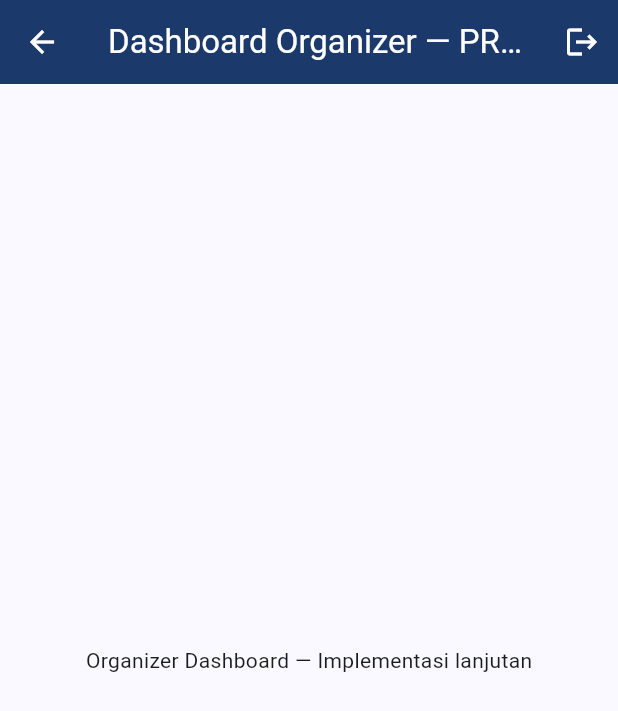
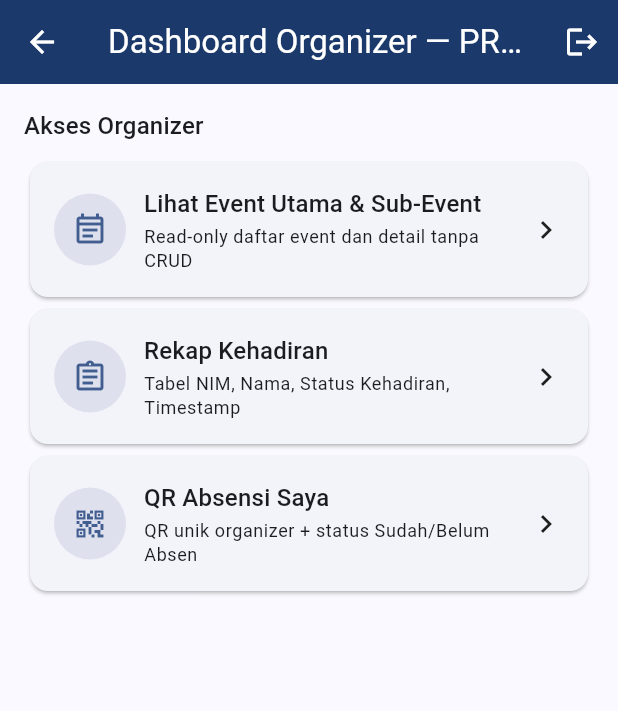
Before and after one commit to Arumannn/b5_proyek_4, a Flutter app: the OrganizerDashboard screen opened directly, on a phone screen of 412 x 824 dp. Shown: the top 711 px of the screen. Run offline on Flutter 3.47's test engine with Material 3 defaults, Android fonts, the phone set to English and light mode, and no system bars; our stand-ins replace connectivity_plus, dio, firebase_core, flutter_dotenv, hive, hive_flutter and 1 more; missing offline and left inert: mobile_scanner, mongo_dart; accounts and stored records are empty; network calls fail.

Commit message:
Feat : RBAC Organizer Features

```diff
--- a/lib/features/dashboard/organizer_dashboard.dart
+++ b/lib/features/dashboard/organizer_dashboard.dart
@@ -1,9 +1,57 @@
 import 'package:flutter/material.dart';
 import '../auth/auth_controller.dart';
+import '../organizer/organizer_attendance_recap_view.dart';
+import '../organizer/organizer_event_overview_view.dart';
+import '../organizer/organizer_qr_view.dart';
 
-/// Dashboard Organizer — placeholder.
+/// Dashboard Organizer dengan akses read-only event/rekap
+/// dan QR pribadi untuk absensi sebagai peserta.
 class OrganizerDashboard extends StatelessWidget {
   const OrganizerDashboard({super.key});
+
+  Widget _buildMenuCard({
+    required BuildContext context,
+    required IconData icon,
+    required String title,
+    required String subtitle,
+    required VoidCallback onTap,
+  }) {
+    return Card(
+      child: InkWell(
+        borderRadius: BorderRadius.circular(12),
+        onTap: onTap,
+        child: Padding(
+          padding: const EdgeInsets.all(16),
+          child: Row(
+            children: [
+              CircleAvatar(
+                radius: 24,
+                backgroundColor: Theme.of(
+                  context,
+                ).colorScheme.primary.withValues(alpha: 0.12),
+                child: Icon(icon, color: Theme.of(context).colorScheme.primary),
+              ),
+              const SizedBox(width: 12),
+              Expanded(
+                child: Column(
+                  crossAxisAlignment: CrossAxisAlignment.start,
+                  children: [
+                    Text(title, style: Theme.of(context).textTheme.titleMedium),
+                    const SizedBox(height: 2),
+                    Text(
+                      subtitle,
+                      style: Theme.of(context).textTheme.bodySmall,
+                    ),
+                  ],
+                ),
+              ),
+              const Icon(Icons.chevron_right),
+            ],
+          ),
+        ),
+      ),
+    );
+  }
 
   Future<void> _confirmAndLogout(BuildContext context) async {
     final confirmed = await showDialog<bool>(
@@ -45,8 +93,60 @@ class OrganizerDashboard extends StatelessWidget {
           ),
         ],
       ),
-      body: const Center(
-        child: Text('Organizer Dashboard — Implementasi lanjutan'),
+      body: Padding(
+        padding: const EdgeInsets.all(16),
+        child: Column(
+          crossAxisAlignment: CrossAxisAlignment.start,
+          children: [
+            Text(
+              'Akses Organizer',
+              style: Theme.of(context).textTheme.titleMedium,
+            ),
+            const SizedBox(height: 8),
+            _buildMenuCard(
+              context: context,
+              icon: Icons.event_note_outlined,
+              title: 'Lihat Event Utama & Sub-Event',
+              subtitle: 'Read-only daftar event dan detail tanpa CRUD',
+              onTap: () {
+                Navigator.push(
+                  context,
+                  MaterialPageRoute<void>(
+                    builder: (_) => const OrganizerEventOverviewView(),
+                  ),
+                );
+              },
+            ),
+            _buildMenuCard(
+              context: context,
+              icon: Icons.assignment_outlined,
+              title: 'Rekap Kehadiran',
+              subtitle: 'Tabel NIM, Nama, Status Kehadiran, Timestamp',
+              onTap: () {
+                Navigator.push(
+                  context,
+                  MaterialPageRoute<void>(
+                    builder: (_) => const OrganizerAttendanceRecapView(),
+                  ),
+                );
+              },
+            ),
+            _buildMenuCard(
+              context: context,
+              icon: Icons.qr_code_2,
+              title: 'QR Absensi Saya',
+              subtitle: 'QR unik organizer + status Sudah/Belum Absen',
+              onTap: () {
+                Navigator.push(
+                  context,
+                  MaterialPageRoute<void>(
+                    builder: (_) => const OrganizerQrView(),
+                  ),
+                );
+              },
+            ),
+          ],
+        ),
       ),
     );
   }
```
Also changed, not shown: lib/features/organizer/organizer_attendance_recap_view.dart (added, +185 -0 lines), lib/features/organizer/organizer_event_overview_view.dart (added, +196 -0 lines), lib/features/organizer/organizer_qr_view.dart (added, +189 -0 lines).
